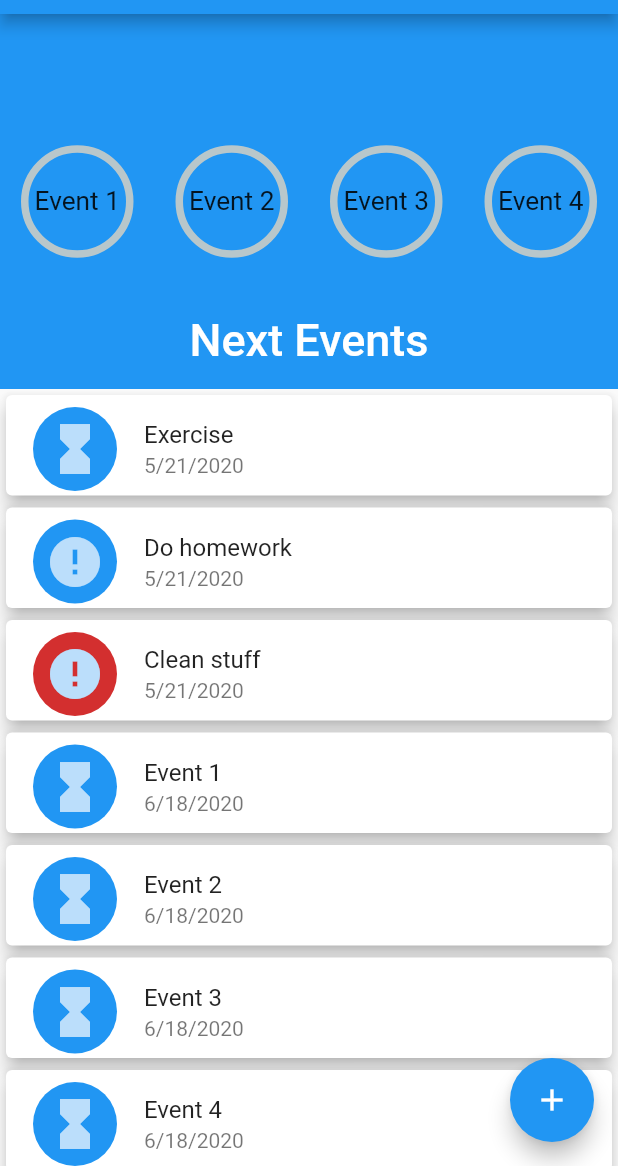
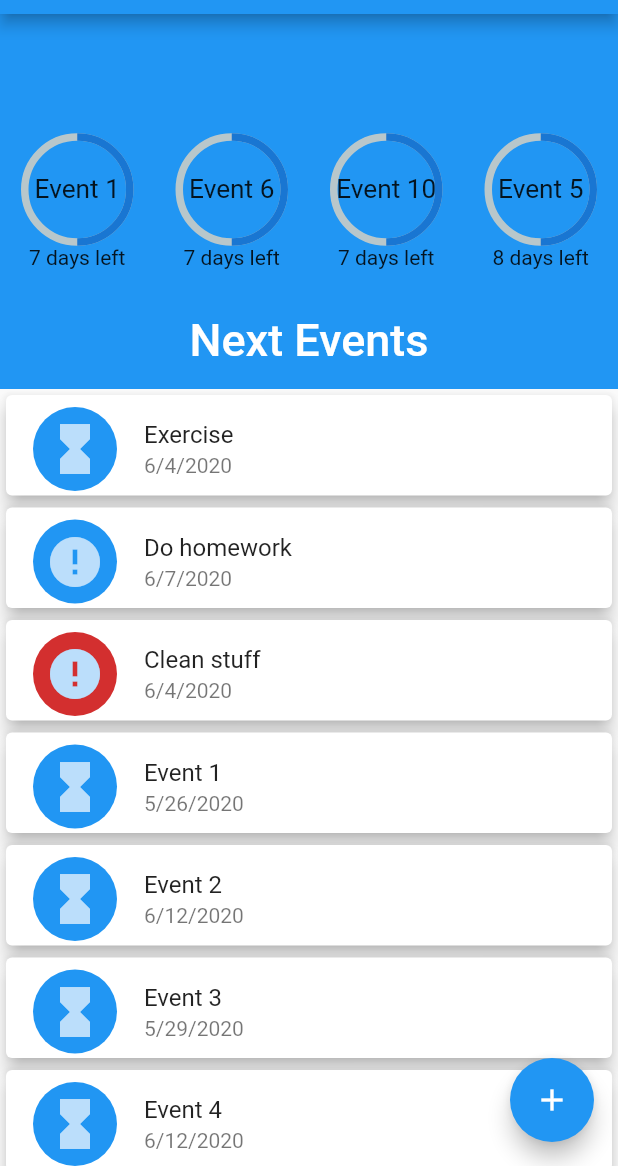
Before and after one commit to giuliano-macedo/flutter_udemy, a Flutter app: the screen it shows after launch, on a phone screen of 412 x 824 dp, the part 70-1236 px from its top. Run offline on Flutter 3.47's test engine with Material 2 defaults, Android fonts, the phone set to English and light mode, and no system bars; drawn by our look-alikes of percent_indicator.

Commit message:
event_box logic

```diff
--- a/calendar/lib/main.dart
+++ b/calendar/lib/main.dart
@@ -1,3 +1,5 @@
+import 'dart:math';
+
 import 'package:flutter/material.dart';
 import "./widgets/next_events_box.dart";
 import "./widgets/events_list.dart";
@@ -18,25 +20,27 @@ class HomePage extends StatefulWidget {
   _HomePageState createState() => _HomePageState();
 }
 
+Random rng = Random();
+
 class _HomePageState extends State<HomePage> {
   List<CalendarEvent> events = [
     CalendarEvent(
         name: "Exercise",
         type: CalendarType.notImportant,
-        date: DateTime.now().add(new Duration(days: 2))),
+        date: DateTime.now().add(Duration(days: 1 + rng.nextInt(29)))),
     CalendarEvent(
         name: "Do homework",
         type: CalendarType.important,
-        date: DateTime.now().add(new Duration(days: 2))),
+        date: DateTime.now().add(Duration(days: 1 + rng.nextInt(29)))),
     CalendarEvent(
         name: "Clean stuff",
         type: CalendarType.emergencial,
-        date: DateTime.now().add(new Duration(days: 2))),
+        date: DateTime.now().add(Duration(days: 1 + rng.nextInt(29)))),
     ...List<CalendarEvent>.generate(12, (index) {
       return CalendarEvent(
           name: "Event ${index + 1}",
           type: CalendarType.notImportant,
-          date: DateTime.now().add(new Duration(days: 30)));
+          date: DateTime.now().add(Duration(days: 1 + rng.nextInt(29))));
     })
   ];
   BuildContext _ctx;
@@ -59,7 +63,7 @@ class _HomePageState extends State<HomePage> {
   Widget build(BuildContext context) {
     _ctx = context;
     return Scaffold(
-        appBar: new AppBar(title: Text("Calendar")),
+        appBar: AppBar(title: Text("Calendar")),
         floatingActionButton: FloatingActionButton(
             child: Icon(Icons.add), onPressed: startBottomModal),
         body: CustomScrollView(
@@ -70,7 +74,7 @@ class _HomePageState extends State<HomePage> {
               flexibleSpace: FlexibleSpaceBar(
                 centerTitle: true,
                 title: Text('Next Events'),
-                background: NextEventsBox(),
+                background: NextEventsBox(events),
               ),
             ),
             EventsList(events),
--- a/calendar/lib/models/calendar_event.dart
+++ b/calendar/lib/models/calendar_event.dart
@@ -7,8 +7,14 @@ class CalendarEvent {
   String name;
   DateTime date;
   CalendarType type;
+  DateTime dateCreated;
   CalendarEvent(
-      {@required this.name, @required this.date, @required this.type});
+      {@required this.name,
+      @required this.date,
+      @required this.type,
+      this.dateCreated}) {
+    this.dateCreated = dateCreated == null ? DateTime.now() : dateCreated;
+  }
 
   get dateStr {
     return DateFormat.yMd().format(date);
--- a/calendar/lib/widgets/event_form.dart
+++ b/calendar/lib/widgets/event_form.dart
@@ -37,7 +37,7 @@ class _EventFormState extends State<EventForm> {
     showDatePicker(
             context: context,
             initialDate: now,
-            firstDate: now.subtract(Duration(days: 366 * 2)),
+            firstDate: now,
             lastDate: now.add(Duration(days: 366 * 2)))
         .then((pickedDate) {
       if (pickedDate == null) return;
--- a/calendar/lib/widgets/next_events_box.dart
+++ b/calendar/lib/widgets/next_events_box.dart
@@ -1,33 +1,49 @@
 import 'package:flutter/material.dart';
 import 'package:percent_indicator/percent_indicator.dart';
 
+import '../models/calendar_event.dart';
+
 class NextEventsBox extends StatelessWidget {
-  Widget eventCircle(BuildContext context, String text, DateTime date) {
-    final now = DateTime.now();
-    final daysLeft = now.difference(date).inDays;
-    double percent = 0;
-    return CircularPercentIndicator(
+  final List<CalendarEvent> events;
+  NextEventsBox(this.events);
+  Widget eventCircle(BuildContext context, CalendarEvent event) {
+    final DateTime now = DateTime.now();
+    final int daysLeft = event.date.difference(now).inDays;
+    final int daysPassed = event.date.difference(event.dateCreated).inDays;
+    return Column(
+      children: <Widget>[
+        CircularPercentIndicator(
           radius: 75.0,
           lineWidth: 5.0,
-      percent: percent,
+          percent: 0.5, //Not sure
           center: new Text(
-        text,
+            event.name,
             textScaleFactor: 1.25,
           ),
           progressColor: Theme.of(context).primaryColorDark,
+        ),
+        Text("$daysLeft days left")
+      ],
+      mainAxisSize: MainAxisSize.min,
     );
+  }
+
+  List<CalendarEvent> getImportantEvents() {
+    final ans = List<CalendarEvent>.from(events);
+    ans.sort((CalendarEvent a, CalendarEvent b) => a.date.compareTo(b.date));
+    return ans.getRange(0, 4).toList();
   }
 
   @override
   Widget build(BuildContext context) {
+    final importantEvents = getImportantEvents();
     return Row(
       crossAxisAlignment: CrossAxisAlignment.center,
       mainAxisAlignment: MainAxisAlignment.center,
       children: List<Widget>.generate(
           4,
-          (index) => Expanded(
-              child: eventCircle(context, "Event ${index + 1}",
-                  DateTime.now().add(Duration(days: 10))))),
+          (index) =>
+              Expanded(child: eventCircle(context, importantEvents[index]))),
     );
   }
 }
```
Lines whose indentation alone changed are shown as unchanged.
